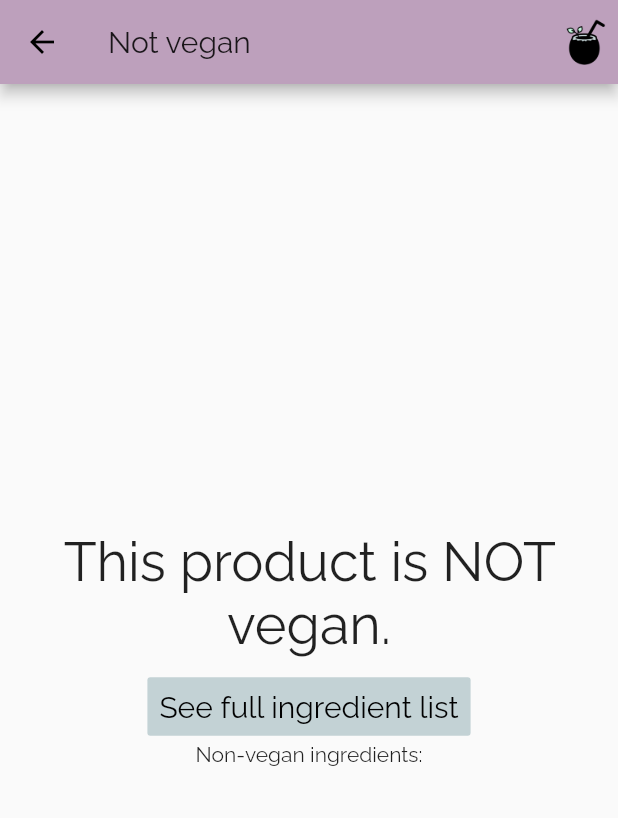
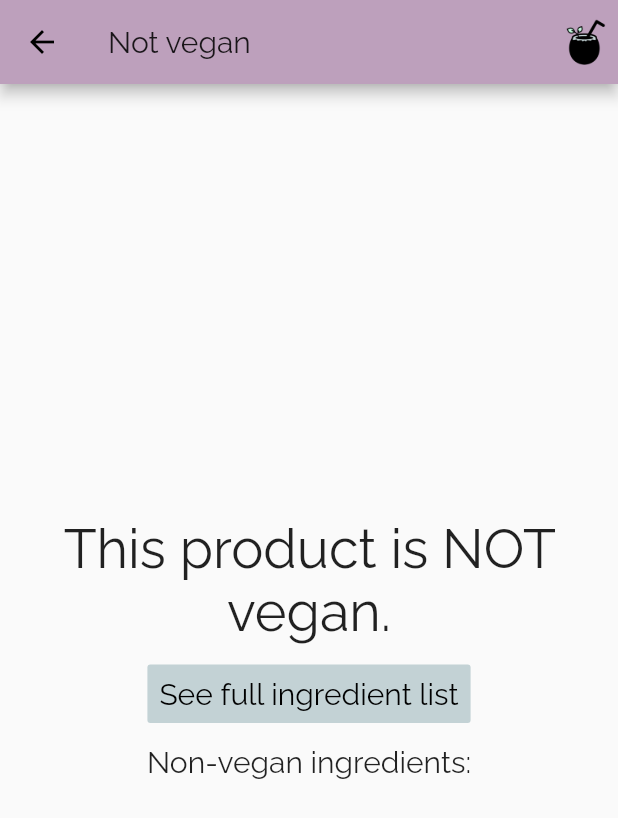
Before and after one commit to tinawu98/ingredient, a Flutter app: the NonVegan screen opened directly with empty values, on a phone screen of 412 x 824 dp. Shown: the top 818 px of the screen. Run offline on Flutter 3.47's test engine with Material 2 defaults, Android fonts, the phone set to English and light mode, and no system bars; our stand-ins replace camera, csv.

Commit message:
Fixed Spacing

```diff
--- a/my_app/lib/main.dart
+++ b/my_app/lib/main.dart
@@ -297,9 +297,12 @@ class NonVegan extends StatelessWidget{
                 style: TextStyle(fontSize: 20.0),
               ),
             ),
+            SizedBox(height: 10),
             Text(
-                "Non-vegan ingredients:"
-              ),
+                "Non-vegan ingredients:",
+                style: TextStyle(fontSize: 20.0),
+
+    ),
             Text(
                 ingredient //INSERT NON VEGAN INGREDIENTS
               ),
```
